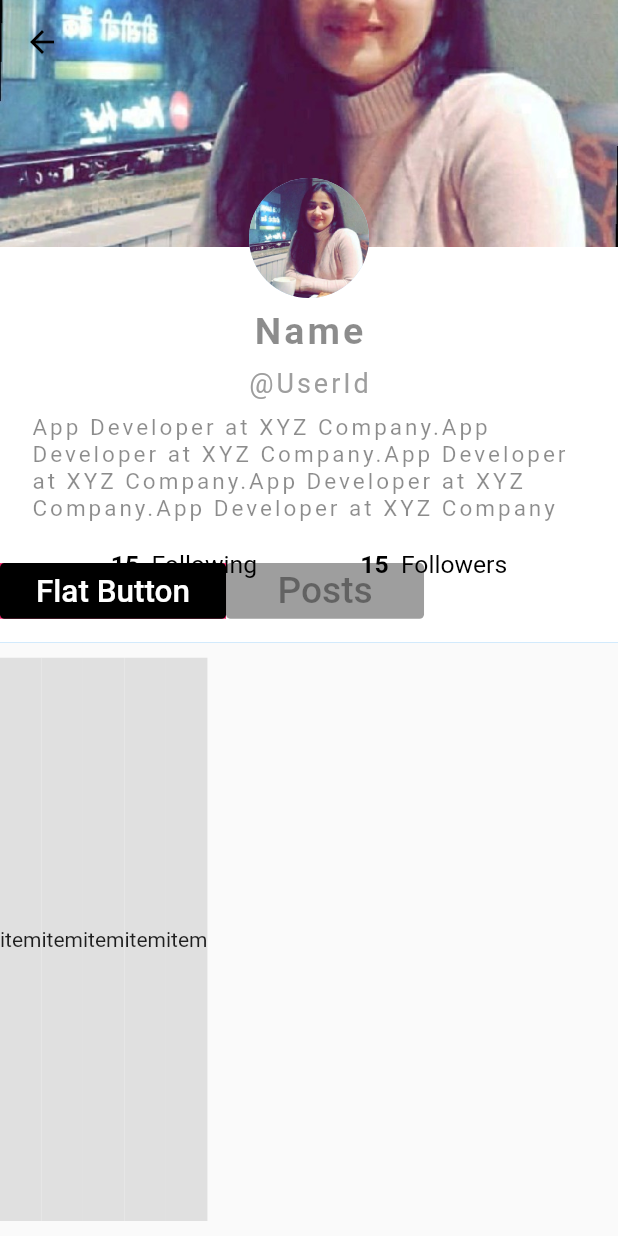
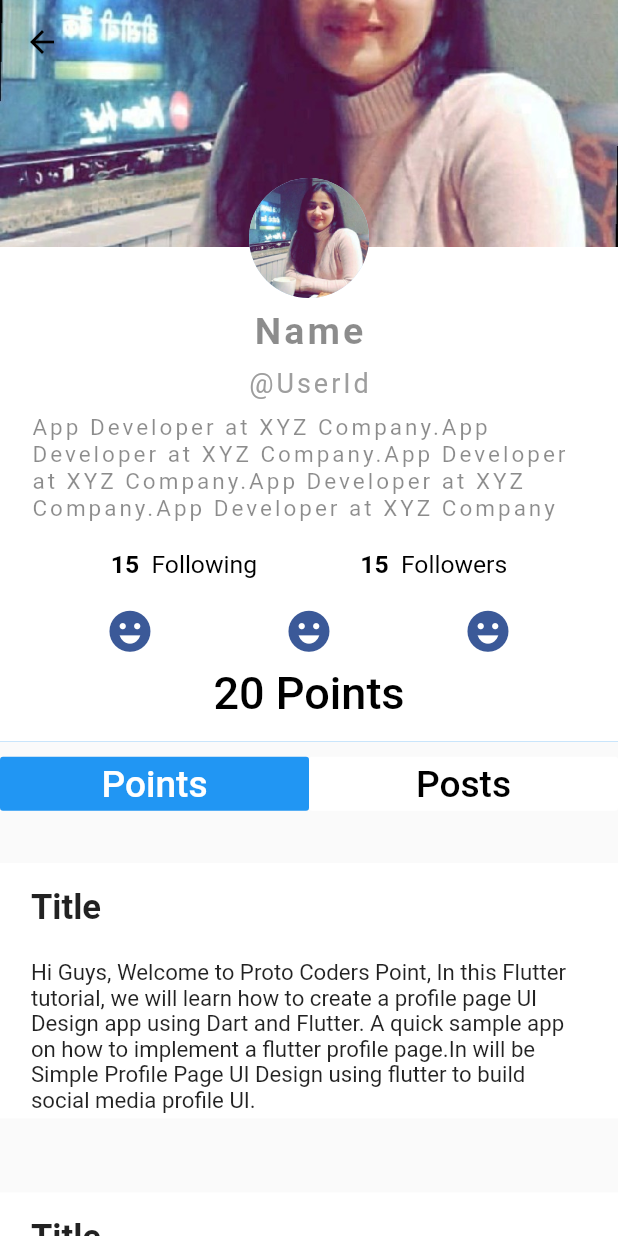
Before and after one commit to kahkasha123/hackmol2, a Flutter app: the ProfileScreen screen opened directly, on a phone screen of 412 x 824 dp. Run offline on Flutter 3.47's test engine with Material 2 defaults, Android fonts, the phone set to English and light mode, and no system bars.

Commit message:
points cards done

```diff
--- a/lib/screens/profile.dart
+++ b/lib/screens/profile.dart
@@ -1,5 +1,7 @@
 import 'package:decentagram/helper/dimensions.dart';
+import 'package:decentagram/widgets/posts_card.dart';
 import 'package:flutter/material.dart';
+
 
 class ProfileScreen extends StatefulWidget {
   @override
@@ -7,45 +9,24 @@ class ProfileScreen extends StatefulWidget {
 }
 
 class _ProfileScreenState extends State<ProfileScreen> {
+
+bool _ongoingPressed = false;
+
   @override
   Widget build(BuildContext context) {
     var vpH = getViewportHeight(context);
     var vpW = getViewportWidth(context);
-    return Scaffold(
-      body: SafeArea(
-        child:CustomScrollView(
+    return SafeArea(
+      child: Scaffold(
+        body:CustomScrollView(
         slivers: <Widget>[
           SliverAppBar(
-            expandedHeight: vpH*0.52,
-            pinned: false,
+            expandedHeight: vpH*0.6,
+            pinned: true,
             flexibleSpace: FlexibleSpaceBar(
               collapseMode: CollapseMode.pin,
               centerTitle: true,
-              title:Container(
-
-                height: vpH*0.03,
-                child: Row(
-                 crossAxisAlignment: CrossAxisAlignment.stretch,
-                  children: <Widget>[
-                     Container(
-                       color: Colors.pink,
-                      child:FlatButton(
-                        color: Colors.black,
-                        textColor: Colors.white,
-                        child: Text('Flat Button',),
-                        onPressed: () {},
-                      ),
-                    ),
-                    RaisedButton(
-                      child: Text('Posts',
-                          style: TextStyle(fontSize:vpH*0.02),
-                          ),
-                      onPressed: null,
-
-                    ),
-                  ],
-                ),
-              ),
+              title: Text('20 Points'),
               background:Container(
                 color: Colors.white,
                 child:Column(
@@ -165,30 +146,119 @@ class _ProfileScreenState extends State<ProfileScreen> {
                         ),
                       ],
                     ),
-                  ),],
+                  ),
+                  Row(
+                              mainAxisAlignment: MainAxisAlignment.spaceEvenly,
+                              children: [
+                                Padding(
+                                  padding: EdgeInsets.symmetric(
+                                      vertical: vpH * 0.006,
+                                      horizontal: vpW * 0.02),
+                                  child: Align(
+                                    alignment: Alignment.topLeft,
+                                    child: IconButton(
+                                      icon: Icon(Icons.emoji_emotions),
+                                      iconSize: vpW * 0.080,
+                                      color: Color(0xFF3B5998),
+                                      onPressed: () {},
+                                    ),
+                                  ),
+                                ),
+                                Padding(
+                                  padding: EdgeInsets.symmetric(
+                                      vertical: vpH * 0.006,
+                                      horizontal: vpW * 0.02),
+                                  child: Align(
+                                    alignment: Alignment.topLeft,
+                                    child: IconButton(
+                                      icon: Icon(Icons.emoji_emotions),
+                                      iconSize: vpW * 0.080,
+                                      color: Color(0xFF3B5998),
+                                      onPressed: () {},
+                                    ),
+                                  ),
+                                ),
+                                Padding(
+                                  padding: EdgeInsets.symmetric(
+                                      vertical: vpH * 0.006,
+                                      horizontal: vpW * 0.02),
+                                  child: Align(
+                                    alignment: Alignment.topLeft,
+                                    child: IconButton(
+                                      icon: Icon(Icons.emoji_emotions),
+                                      iconSize: vpW * 0.080,
+                                      color: Color(0xFF3B5998),
+                                      onPressed: () {},
+                                    ),
+                                  ),
+                                ),
+
+                              ],
+                            ),
+                ],
             ),),
             ),
           ),
-          SliverFillRemaining(
-            child: Container(
-                child:ListView.builder(
-                physics: BouncingScrollPhysics(),
-                  shrinkWrap: true,
-                  itemCount: 5,
-                  scrollDirection: Axis.horizontal,
-                  itemBuilder: (context, index) {
-                    return Container(
-                      height: vpH*0.02,
-                      margin: EdgeInsets.symmetric(vertical: 10),
-                      color: Colors.grey[300],
-                      alignment: Alignment.center,
-                      child: Text('item'),
-                    );
-                  },
-                )
 
-            ),
+        SliverFillRemaining(
+          child:SingleChildScrollView(
+
+          child:Column(
+            children:[
+              Padding(
+                  padding: EdgeInsets.symmetric(vertical: vpH*0.005),
+                  child: Row(
+                    mainAxisAlignment: MainAxisAlignment.spaceEvenly,
+                    children: [
+                      Expanded(child:
+                      FlatButton(
+                        child: Text(
+                          'Points',style: TextStyle(fontSize: vpH*0.03),
+                        ),
+                        textColor:
+                            !_ongoingPressed ? Colors.white : Colors.black,
+                        color: !_ongoingPressed
+                            ? Theme.of(context).primaryColor
+                            : Colors.white,
+                        onPressed: () => {
+                          setState(() {
+                            _ongoingPressed = false;
+                          })
+                        },
+                      ),),
+                     Expanded(child:
+                      FlatButton(
+                        child: Text( 'Posts',style: TextStyle(fontSize: vpH*0.03)),
+                        textColor:
+                            _ongoingPressed ? Colors.white : Colors.black,
+                        color: _ongoingPressed
+                            ? Theme.of(context).primaryColor
+                            : Colors.white,
+                        onPressed: () => {
+                          setState(() {
+                            _ongoingPressed = true;
+                          })
+                        },
+                      ),),
+                    ],
+                  )),
+
+             Container(
+                    child: ListView.builder(physics: BouncingScrollPhysics(),
+                        shrinkWrap: true,
+                        itemCount: 20,
+                        scrollDirection: Axis.vertical,
+                        itemBuilder: (context, index) {
+                          return PostsCard();
+                        },
+                      )),
+
+
+
+            ],),
           ),
+        ),
+
         ],
 
       ),
--- /dev/null
+++ b/lib/widgets/posts_card.dart
@@ -0,0 +1,60 @@
+
+import 'package:decentagram/helper/dimensions.dart';
+import 'package:flutter/material.dart';
+
+
+class PostsCard extends StatelessWidget {
+
+  @override
+  Widget build(BuildContext context) {
+
+    var vpH = getViewportHeight(context);
+    var vpW = getViewportWidth(context);
+    var heading = TextStyle(fontSize: vpH * 0.028, fontWeight: FontWeight.bold);
+
+    return
+        Padding(
+          padding: EdgeInsets.symmetric(vertical: vpH * 0.03),
+          child: Container(
+            // height: vpH * 0.4,
+            width: vpW * 0.8,
+            decoration: BoxDecoration(
+
+              color: Theme.of(context).cardColor,
+              boxShadow: [
+
+              ],
+            ),
+            child: Column(
+              mainAxisSize: MainAxisSize.min,
+              children: [
+                Padding(
+                  padding: EdgeInsets.symmetric(
+                      vertical: vpH * 0.02, horizontal: vpW * 0.05),
+                  child: Align(
+                    alignment: Alignment.topLeft,
+                    child: Text(
+                      'Title',
+                      style: heading,
+                    ),
+                  ),
+                ),
+                Padding(
+                  padding: EdgeInsets.symmetric(
+                      vertical: vpH * 0.005, horizontal: vpW * 0.05),
+                  child: Align(
+                    alignment: Alignment.topLeft,
+                    child: Text(
+                     "Hi Guys, Welcome to Proto Coders Point, In this Flutter tutorial, we will learn how to create a profile page UI Design app using Dart and Flutter. A quick sample app on how to implement a flutter profile page.In will be Simple Profile Page UI Design using flutter to build social media profile UI.",
+                      style: TextStyle(fontSize: vpH * 0.018),
+                    ),
+                  ),
+                ),
+
+              ],
+            ),
+          ),
+
+    );
+  }
+}
--- a/pubspec.yaml
+++ b/pubspec.yaml
@@ -28,6 +28,7 @@ dependencies:
   # The following adds the Cupertino Icons font to your application.
   # Use with the CupertinoIcons class for iOS style icons.
   cupertino_icons: ^1.0.0
+  flutter_sticky_header: ^0.5.0
 
 dev_dependencies:
   flutter_test:
```
Also changed, not shown: pubspec.lock, 10 other files.
